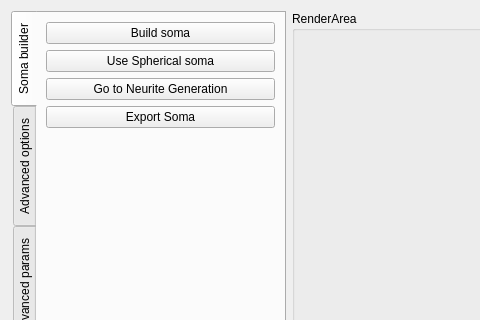
Before: the Qt Designer form Neuronize/SomaDeformerWidget.ui in vg-lab/Neuronize, drawn with Qt 5; both pictures show x 0 to 480 and y 0 to 320 of the 802 by 723 pixel window.
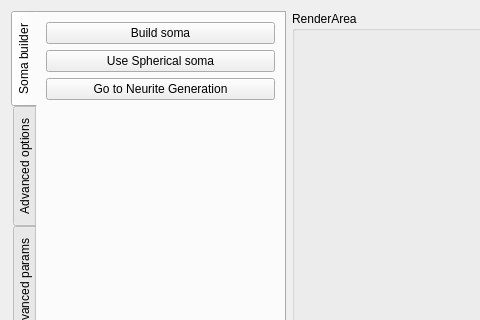
After: the same form once the commit is applied.

Commit message: Changed export behavior. Now everything is exported by default

Patch:
```diff
--- a/Neuronize/SomaDeformerWidget.ui
+++ b/Neuronize/SomaDeformerWidget.ui
@@ -63,13 +63,6 @@
          </property>
         </widget>
        </item>
-       <item>
-        <widget class="QPushButton" name="pushButton_ExportModel">
-         <property name="text">
-          <string>Export Soma</string>
-         </property>
-        </widget>
-       </item>
        <item>
         <spacer name="verticalSpacer">
          <property name="orientation">
```
The commit also changes 10 other files.
